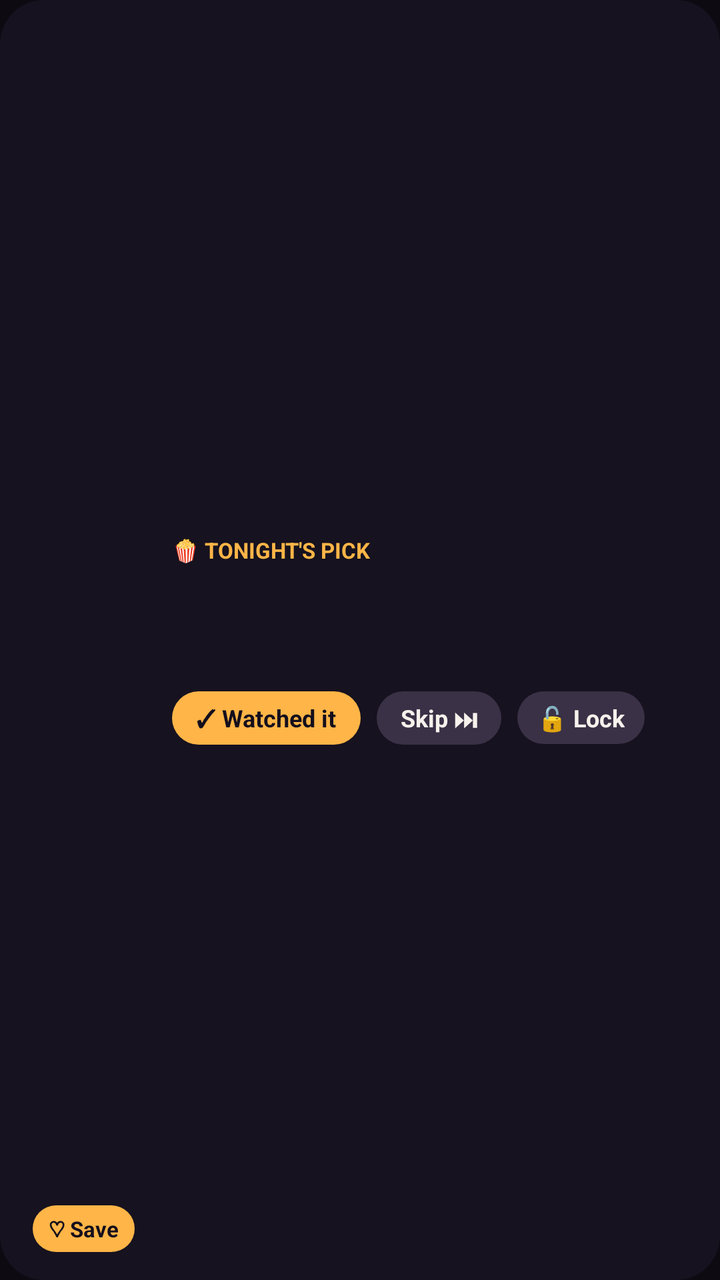
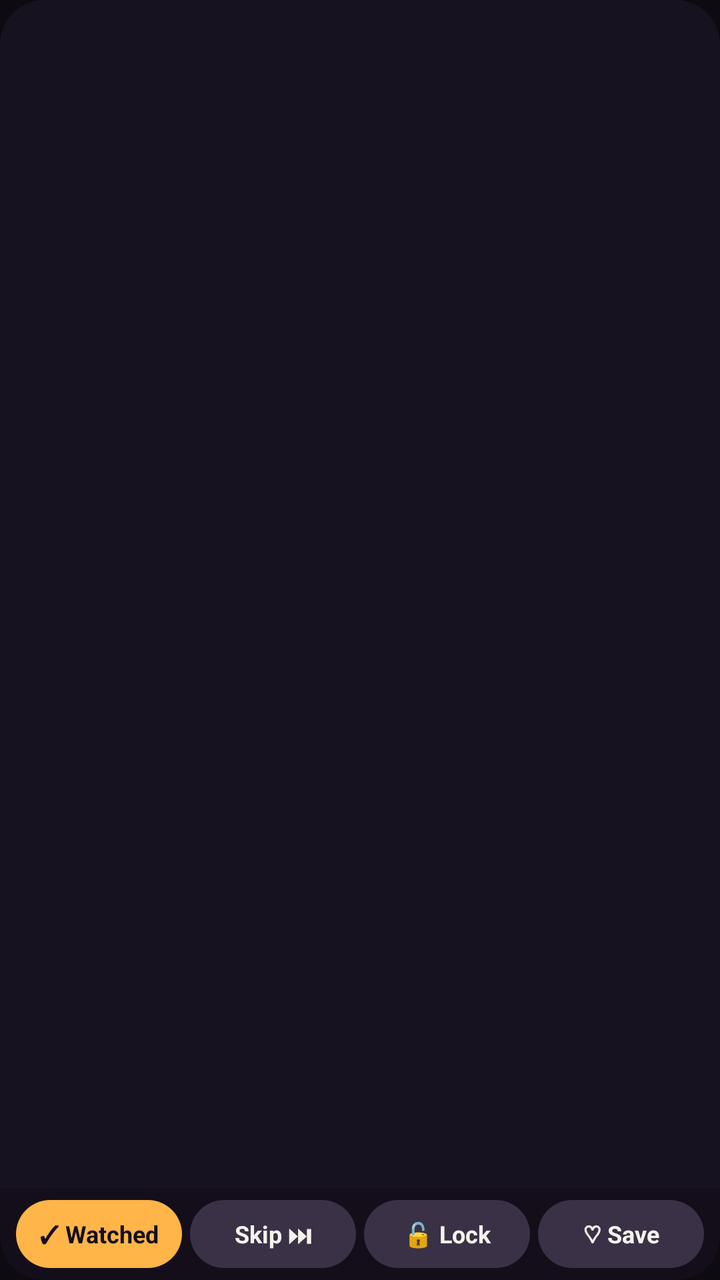

Compare the two renders of this Android layout. The source of the first and the diff that turns it into the second are given below.
<!-- AndroidManifest.xml: application theme Theme.VibeSync -->
<!-- res/layout/widget_pick.xml -->
<?xml version="1.0" encoding="utf-8"?>
<LinearLayout xmlns:android="http://schemas.android.com/apk/res/android"
    android:id="@+id/w_root"
    android:layout_width="match_parent"
    android:layout_height="match_parent"
    android:orientation="horizontal"
    android:padding="10dp"
    android:background="@drawable/widget_bg">

    <FrameLayout
        android:layout_width="64dp"
        android:layout_height="match_parent">

        <ImageView
            android:id="@+id/w_poster"
            android:layout_width="match_parent"
            android:layout_height="match_parent"
            android:scaleType="centerCrop"
            android:contentDescription="Poster" />

        
        <TextView
            android:id="@+id/w_save"
            android:layout_width="wrap_content"
            android:layout_height="wrap_content"
            android:layout_gravity="bottom|center_horizontal"
            android:layout_marginBottom="4dp"
            android:background="@drawable/widget_pill"
            android:paddingStart="8dp"
            android:paddingEnd="8dp"
            android:paddingTop="4dp"
            android:paddingBottom="4dp"
            android:maxLines="1"
            android:text="♡ Save"
            android:textColor="#140F1C"
            android:textSize="11sp"
            android:textStyle="bold"
            android:contentDescription="Save to my list" />
    </FrameLayout>

    <LinearLayout
        android:layout_width="0dp"
        android:layout_height="match_parent"
        android:layout_weight="1"
        android:layout_marginStart="12dp"
        android:gravity="center_vertical"
        android:orientation="vertical">

        <TextView
            android:id="@+id/w_head"
            android:layout_width="wrap_content"
            android:layout_height="wrap_content"
            android:maxLines="1"
            android:text="🍿 TONIGHT'S PICK"
            android:textColor="#FFB547"
            android:textSize="11sp"
            android:textStyle="bold" />

        <TextView
            android:id="@+id/w_title"
            android:layout_width="match_parent"
            android:layout_height="wrap_content"
            android:ellipsize="end"
            android:maxLines="2"
            android:textColor="#F6F2EC"
            android:textSize="17sp"
            android:textStyle="bold" />

        <TextView
            android:id="@+id/w_sub"
            android:layout_width="match_parent"
            android:layout_height="wrap_content"
            android:maxLines="1"
            android:ellipsize="end"
            android:textColor="#B8AFC4"
            android:textSize="12sp" />

        <TextView
            android:id="@+id/w_line"
            android:layout_width="match_parent"
            android:layout_height="wrap_content"
            android:layout_marginTop="2dp"
            android:ellipsize="end"
            android:maxLines="2"
            android:textColor="#D9D2E3"
            android:textSize="12sp" />

        <LinearLayout
            android:id="@+id/w_btns"
            android:layout_width="wrap_content"
            android:layout_height="wrap_content"
            android:layout_marginTop="6dp"
            android:orientation="horizontal">

            <TextView
                android:id="@+id/w_watched"
                android:layout_width="wrap_content"
                android:layout_height="wrap_content"
                android:background="@drawable/widget_pill"
                android:paddingStart="12dp"
                android:paddingEnd="12dp"
                android:paddingTop="5dp"
                android:paddingBottom="5dp"
                android:text="✓ Watched it"
                android:textColor="#140F1C"
                android:textSize="12sp"
                android:textStyle="bold" />

            <TextView
                android:id="@+id/w_skip"
                android:layout_width="wrap_content"
                android:layout_height="wrap_content"
                android:layout_marginStart="8dp"
                android:background="@drawable/widget_pill_soft"
                android:paddingStart="12dp"
                android:paddingEnd="12dp"
                android:paddingTop="5dp"
                android:paddingBottom="5dp"
                android:text="Skip ⏭"
                android:textColor="#F6F2EC"
                android:textSize="12sp"
                android:textStyle="bold" />

            <TextView
                android:id="@+id/w_lock"
                android:layout_width="wrap_content"
                android:layout_height="wrap_content"
                android:layout_marginStart="8dp"
                android:background="@drawable/widget_pill_soft"
                android:paddingStart="10dp"
                android:paddingEnd="10dp"
                android:paddingTop="5dp"
                android:paddingBottom="5dp"
                android:maxLines="1"
                android:text="🔓 Lock"
                android:textColor="#F6F2EC"
                android:textSize="12sp"
                android:textStyle="bold" />
        </LinearLayout>
    </LinearLayout>
</LinearLayout>
<!-- resources referenced by this layout -->
<resources>
  <!-- drawable widget_bg (drawable) -->
  <?xml version="1.0" encoding="utf-8"?>
  <shape xmlns:android="http://schemas.android.com/apk/res/android" android:shape="rectangle">
      <solid android:color="#F0171320" />
      <corners android:radius="22dp" />
  </shape>
  <!-- drawable widget_pill (drawable) -->
  <?xml version="1.0" encoding="utf-8"?>
  <shape xmlns:android="http://schemas.android.com/apk/res/android" android:shape="rectangle">
      <solid android:color="#FFB547" />
      <corners android:radius="999dp" />
  </shape>
  <!-- drawable widget_pill_soft (drawable) -->
  <?xml version="1.0" encoding="utf-8"?>
  <shape xmlns:android="http://schemas.android.com/apk/res/android" android:shape="rectangle">
      <solid android:color="#3A3146" />
      <corners android:radius="999dp" />
  </shape>
  <style name="Theme.VibeSync" parent="android:Theme.Material.NoActionBar">
          <item name="android:colorPrimary">@color/vs_accent</item>
          <item name="android:colorAccent">@color/vs_accent_2</item>
          <item name="android:windowBackground">@color/vs_background</item>
          <item name="android:statusBarColor">@color/vs_background</item>
          <item name="android:navigationBarColor">@color/vs_background</item>
      </style>
  <color name="vs_accent">#FFB547</color>
  <color name="vs_accent_2">#FF4D5E</color>
  <color name="vs_background">#0D0A12</color>
</resources>

<!-- the commit's change to res/layout/widget_pick.xml (unified diff, before → after) -->
@@ -1,141 +1,105 @@
 <?xml version="1.0" encoding="utf-8"?>
-<LinearLayout xmlns:android="http://schemas.android.com/apk/res/android"
+<FrameLayout xmlns:android="http://schemas.android.com/apk/res/android"
     android:id="@+id/w_root"
     android:layout_width="match_parent"
     android:layout_height="match_parent"
-    android:orientation="horizontal"
-    android:padding="10dp"
-    android:background="@drawable/widget_bg">
+    android:background="@drawable/widget_bg"
+    android:clipToOutline="true">
 
-    <FrameLayout
-        android:layout_width="64dp"
-        android:layout_height="match_parent">
+    <ImageView
+        android:id="@+id/w_poster"
+        android:layout_width="match_parent"
+        android:layout_height="match_parent"
+        android:scaleType="centerCrop"
+        android:contentDescription="Tonight's pick" />
 
-        <ImageView
-            android:id="@+id/w_poster"
-            android:layout_width="match_parent"
-            android:layout_height="match_parent"
-            android:scaleType="centerCrop"
-            android:contentDescription="Poster" />
-
-        
-        <TextView
-            android:id="@+id/w_save"
-            android:layout_width="wrap_content"
-            android:layout_height="wrap_content"
-            android:layout_gravity="bottom|center_horizontal"
-            android:layout_marginBottom="4dp"
-            android:background="@drawable/widget_pill"
-            android:paddingStart="8dp"
-            android:paddingEnd="8dp"
-            android:paddingTop="4dp"
-            android:paddingBottom="4dp"
-            android:maxLines="1"
-            android:text="♡ Save"
-            android:textColor="#140F1C"
-            android:textSize="11sp"
-            android:textStyle="bold"
-            android:contentDescription="Save to my list" />
-    </FrameLayout>
+    
+    <TextView
+        android:id="@+id/w_empty"
+        android:layout_width="match_parent"
+        android:layout_height="match_parent"
+        android:gravity="center"
+        android:padding="16dp"
+        android:text="🍿 Open VibeSync for tonight's pick"
+        android:textColor="#F6F2EC"
+        android:textSize="15sp"
+        android:textStyle="bold"
+        android:visibility="gone" />
 
     <LinearLayout
-        android:layout_width="0dp"
-        android:layout_height="match_parent"
-        android:layout_weight="1"
-        android:layout_marginStart="12dp"
+        android:id="@+id/w_btns"
+        android:layout_width="match_parent"
+        android:layout_height="46dp"
+        android:layout_gravity="bottom"
+        android:background="@drawable/widget_bar"
         android:gravity="center_vertical"
-        android:orientation="vertical">
+        android:orientation="horizontal"
+        android:paddingStart="6dp"
+        android:paddingEnd="6dp">
 
         <TextView
-            android:id="@+id/w_head"
-            android:layout_width="wrap_content"
-            android:layout_height="wrap_content"
+            android:id="@+id/w_watched"
+            android:layout_width="0dp"
+            android:layout_height="34dp"
+            android:layout_weight="1"
+            android:layout_marginStart="2dp"
+            android:layout_marginEnd="2dp"
+            android:background="@drawable/widget_pill"
+            android:gravity="center"
             android:maxLines="1"
-            android:text="🍿 TONIGHT'S PICK"
-            android:textColor="#FFB547"
-            android:textSize="11sp"
+            android:ellipsize="end"
+            android:text="✓ Watched"
+            android:textColor="#140F1C"
+            android:textSize="12sp"
             android:textStyle="bold" />
 
         <TextView
-            android:id="@+id/w_title"
-            android:layout_width="match_parent"
-            android:layout_height="wrap_content"
+            android:id="@+id/w_skip"
+            android:layout_width="0dp"
+            android:layout_height="34dp"
+            android:layout_weight="1"
+            android:layout_marginStart="2dp"
+            android:layout_marginEnd="2dp"
+            android:background="@drawable/widget_pill_soft"
+            android:gravity="center"
+            android:maxLines="1"
             android:ellipsize="end"
-            android:maxLines="2"
+            android:text="Skip ⏭"
             android:textColor="#F6F2EC"
-            android:textSize="17sp"
+            android:textSize="12sp"
             android:textStyle="bold" />
 
         <TextView
-            android:id="@+id/w_sub"
-            android:layout_width="match_parent"
-            android:layout_height="wrap_content"
+            android:id="@+id/w_lock"
+            android:layout_width="0dp"
+            android:layout_height="34dp"
+            android:layout_weight="1"
+            android:layout_marginStart="2dp"
+            android:layout_marginEnd="2dp"
+            android:background="@drawable/widget_pill_soft"
+            android:gravity="center"
             android:maxLines="1"
             android:ellipsize="end"
-            android:textColor="#B8AFC4"
-            android:textSize="12sp" />
+            android:text="🔓 Lock"
+            android:textColor="#F6F2EC"
+            android:textSize="12sp"
+            android:textStyle="bold" />
 
         <TextView
-            android:id="@+id/w_line"
-            android:layout_width="match_parent"
-            android:layout_height="wrap_content"
-            android:layout_marginTop="2dp"
+            android:id="@+id/w_save"
+            android:layout_width="0dp"
+            android:layout_height="34dp"
+            android:layout_weight="1"
+            android:layout_marginStart="2dp"
+            android:layout_marginEnd="2dp"
+            android:background="@drawable/widget_pill_soft"
+            android:gravity="center"
+            android:maxLines="1"
             android:ellipsize="end"
-            android:maxLines="2"
-            android:textColor="#D9D2E3"
-            android:textSize="12sp" />
-
-        <LinearLayout
-            android:id="@+id/w_btns"
-            android:layout_width="wrap_content"
-            android:layout_height="wrap_content"
-            android:layout_marginTop="6dp"
-            android:orientation="horizontal">
-
-            <TextView
-                android:id="@+id/w_watched"
-                android:layout_width="wrap_content"
-                android:layout_height="wrap_content"
-                android:background="@drawable/widget_pill"
-                android:paddingStart="12dp"
-                android:paddingEnd="12dp"
-                android:paddingTop="5dp"
-                android:paddingBottom="5dp"
-                android:text="✓ Watched it"
-                android:textColor="#140F1C"
-                android:textSize="12sp"
-                android:textStyle="bold" />
-
-            <TextView
-                android:id="@+id/w_skip"
-                android:layout_width="wrap_content"
-                android:layout_height="wrap_content"
-                android:layout_marginStart="8dp"
-                android:background="@drawable/widget_pill_soft"
-                android:paddingStart="12dp"
-                android:paddingEnd="12dp"
-                android:paddingTop="5dp"
-                android:paddingBottom="5dp"
-                android:text="Skip ⏭"
-                android:textColor="#F6F2EC"
-                android:textSize="12sp"
-                android:textStyle="bold" />
-
-            <TextView
-                android:id="@+id/w_lock"
-                android:layout_width="wrap_content"
-                android:layout_height="wrap_content"
-                android:layout_marginStart="8dp"
-                android:background="@drawable/widget_pill_soft"
-                android:paddingStart="10dp"
-                android:paddingEnd="10dp"
-                android:paddingTop="5dp"
-                android:paddingBottom="5dp"
-                android:maxLines="1"
-                android:text="🔓 Lock"
-                android:textColor="#F6F2EC"
-                android:textSize="12sp"
-                android:textStyle="bold" />
-        </LinearLayout>
+            android:text="♡ Save"
+            android:textColor="#F6F2EC"
+            android:textSize="12sp"
+            android:textStyle="bold"
+            android:contentDescription="Save to my list" />
     </LinearLayout>
-</LinearLayout>
+</FrameLayout>
<!-- resource entries referenced after the edit -->
@@ -1,5 +1,10 @@
 <!-- resources referenced by this layout -->
 <resources>
+  <!-- drawable widget_bar (drawable) -->
+  <?xml version="1.0" encoding="utf-8"?>
+  <shape xmlns:android="http://schemas.android.com/apk/res/android" android:shape="rectangle">
+      <solid android:color="#EB140F1C" />
+  </shape>
   <!-- drawable widget_bg (drawable) -->
   <?xml version="1.0" encoding="utf-8"?>
   <shape xmlns:android="http://schemas.android.com/apk/res/android" android:shape="rectangle">
